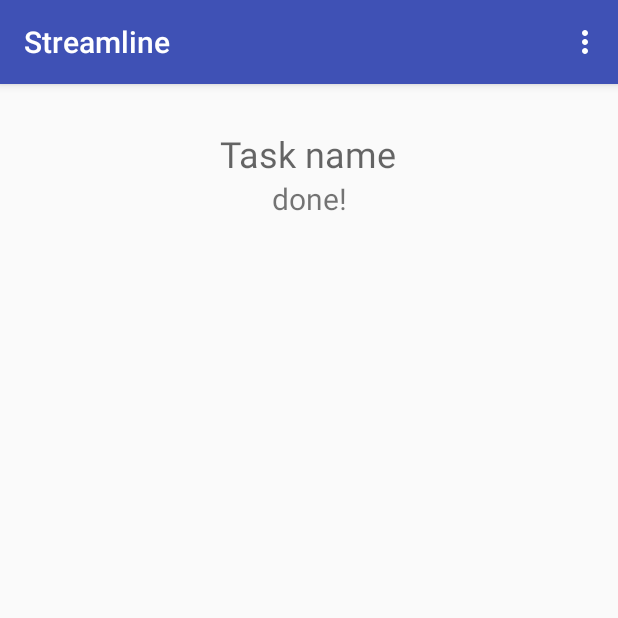
After one commit to CharlieAnderson/Streamline, an Android app: the fragment TimerClockFragment placed in its activity, on a phone screen of 412 x 824 dp, the top half of it. The commit adds this screen. Run offline under Robolectric (Android 15) with nearby library versions, the phone set to English and light mode, and no system bars; libraries missing offline, so code that uses them is left out: com.brandongogetap.stickyheaders; 3 statements that could not run were skipped.

Commit message:
Added new basic fragment for starting and showing the timer. fixed the annoying keyboard layout but when entering task name.

```diff
--- a/app/build.gradle
+++ b/app/build.gradle
@@ -26,6 +26,8 @@ dependencies {
     })
     // accidentally disabled some inspection for android support libraries that must be the same version
     // "de.halfbit:pinned-section-listview:1.0.0" may cause errors because of this
+
+
     compile 'com.android.support:appcompat-v7:25.2.0'
     compile 'com.android.support:cardview-v7:25.2.0'
     compile 'com.android.support.constraint:constraint-layout:1.0.0-beta1'
@@ -34,6 +36,5 @@ dependencies {
     compile 'com.thebluealliance:spectrum:0.7.1'
     compile 'org.zakariya.stickyheaders:stickyheaders:0.7.6'
     compile 'com.brandongogetap:stickyheaders:0.4.0'
-
     testCompile 'junit:junit:4.12'
 }
--- a/app/src/main/AndroidManifest.xml
+++ b/app/src/main/AndroidManifest.xml
@@ -12,7 +12,8 @@
         <activity
             android:name=".MainActivity"
             android:label="@string/app_name"
-            android:theme="@style/AppTheme.NoActionBar" >
+            android:theme="@style/AppTheme.NoActionBar"
+            android:windowSoftInputMode="adjustPan">
             <intent-filter>
                 <action android:name="android.intent.action.MAIN" />
 
--- a/app/src/main/java/com/example/charlesanderson/streamline/MainActivity.java
+++ b/app/src/main/java/com/example/charlesanderson/streamline/MainActivity.java
@@ -38,7 +38,7 @@ public class MainActivity extends AppCompatActivity {
             headerItems.add(new HeaderItem(TaskItem.Section.NOT_IMPORTANT_AND_URGENT));
             headerItems.add(new HeaderItem(TaskItem.Section.NOT_IMPORTANT_AND_NOT_URGENT));
 
-            this.timerAdapter = new TimerBarAdapter(getApplication(), headerItems, taskItemsLists);
+            this.timerAdapter = new TimerBarAdapter(this, headerItems, taskItemsLists);
             Fragment timerListFragment = new TimerListFragment();
             getSupportFragmentManager().beginTransaction().replace(R.id.fragment_content, timerListFragment, "LIST_FRAGMENT").commit();
         }
--- a/app/src/main/java/com/example/charlesanderson/streamline/TimerBarAdapter.java
+++ b/app/src/main/java/com/example/charlesanderson/streamline/TimerBarAdapter.java
@@ -43,23 +43,23 @@ class TimerBarAdapter extends RecyclerView.Adapter implements StickyHeaderHandle
 
         if(viewType == 0) {
             View view = from(parent.getContext()).inflate(R.layout.header_item, parent, false);
-            viewHolder = new HeaderHolder(context, view, TaskItem.Section.IMPORTANT_AND_URGENT);
+            viewHolder = new HeaderHolder(this.context, view, TaskItem.Section.IMPORTANT_AND_URGENT);
         }
         else if(viewType == 1) {
             View view = from(parent.getContext()).inflate(R.layout.header_item, parent, false);
-            viewHolder = new HeaderHolder(context, view, TaskItem.Section.IMPORTANT_AND_NOT_URGENT);
+            viewHolder = new HeaderHolder(this.context, view, TaskItem.Section.IMPORTANT_AND_NOT_URGENT);
         }
         else if(viewType == 2) {
             View view = from(parent.getContext()).inflate(R.layout.header_item, parent, false);
-            viewHolder = new HeaderHolder(context, view, TaskItem.Section.NOT_IMPORTANT_AND_URGENT);
+            viewHolder = new HeaderHolder(this.context, view, TaskItem.Section.NOT_IMPORTANT_AND_URGENT);
         }
         else if(viewType == 3) {
             View view = from(parent.getContext()).inflate(R.layout.header_item, parent, false);
-            viewHolder = new HeaderHolder(context, view, TaskItem.Section.NOT_IMPORTANT_AND_NOT_URGENT);
+            viewHolder = new HeaderHolder(this.context, view, TaskItem.Section.NOT_IMPORTANT_AND_NOT_URGENT);
         }
         else {
             View view = from(parent.getContext()).inflate(R.layout.task_item, parent, false);
-            viewHolder = new TimerHolder(context, view);
+            viewHolder = new TimerHolder(this.context, view);
         }
 
         return viewHolder;
--- /dev/null
+++ b/app/src/main/java/com/example/charlesanderson/streamline/TimerClockFragment.java
@@ -0,0 +1,44 @@
+package com.example.charlesanderson.streamline;
+
+import android.os.Bundle;
+import android.os.CountDownTimer;
+import android.support.v4.app.Fragment;
+import android.view.LayoutInflater;
+import android.view.View;
+import android.view.ViewGroup;
+import android.widget.TextView;
+
+public class TimerClockFragment extends Fragment {
+    int hours;
+    int minutes;
+    int seconds;
+    String taskName;
+
+
+    @Override
+    public View onCreateView(LayoutInflater inflater, ViewGroup container,
+                             Bundle savedInstanceState) {
+        View rootView = inflater.inflate(R.layout.fragment_timer_clock, container, false);
+        Bundle arguments = this.getArguments();
+        this.taskName = arguments.getString("taskName");
+        this.hours = arguments.getInt("hours");
+        this.minutes = arguments.getInt("minutes");
+        this.seconds = 0;
+        TextView taskNameText = (TextView)rootView.findViewById(R.id.taskNameClock);
+        taskNameText.setText(this.taskName);
+        final TextView countdownTimer = (TextView)rootView.findViewById(R.id.countdownTimer);
+        int countDownStart = (hours*60*60*1000) + (minutes*60*1000);
+        new CountDownTimer(countDownStart, 1000) {
+
+            public void onTick(long millisUntilFinished) {
+                countdownTimer.setText("seconds remaining: " + millisUntilFinished / 1000);
+            }
+
+            public void onFinish() {
+                countdownTimer.setText("done!");
+            }
+        }.start();
+
+        return rootView;
+    }
+}
--- /dev/null
+++ b/app/src/main/res/layout/fragment_timer_clock.xml
@@ -0,0 +1,29 @@
+<RelativeLayout xmlns:android="http://schemas.android.com/apk/res/android"
+    xmlns:tools="http://schemas.android.com/tools"
+    android:layout_width="match_parent"
+    android:layout_height="match_parent"
+    tools:context="com.example.charlesanderson.streamline.TimerClockFragment">
+
+    <TextView
+        android:id="@+id/taskNameClock"
+        android:layout_width="wrap_content"
+        android:layout_height="wrap_content"
+        android:layout_marginTop="30dp"
+        android:hint="@string/task_name"
+        android:textAlignment="center"
+        android:textSize="24sp"
+        android:layout_alignParentTop="true"
+        android:layout_centerHorizontal="true"/>
+
+    <TextView
+        android:id="@+id/countdownTimer"
+        android:layout_below="@id/taskNameClock"
+        android:layout_width="wrap_content"
+        android:layout_height="wrap_content"
+        android:layout_centerHorizontal="true"
+        android:textAlignment="center"
+        android:textSize="20sp"
+        android:hint="@string/timeTextStart"/>
+
+
+</RelativeLayout>
--- a/app/src/main/res/values/strings.xml
+++ b/app/src/main/res/values/strings.xml
@@ -14,4 +14,5 @@
     <string name="task">task</string>
     <string name="play_pause_button">play/pause button</string>
     <string name="header_title">Header Title</string>
+    <string name="timeTextStart">00:00:00</string>
 </resources>
```
Also changed, not shown: app/src/main/java/com/example/charlesanderson/streamline/TimerHolder.java (+22 -4 lines), 1 other file.
